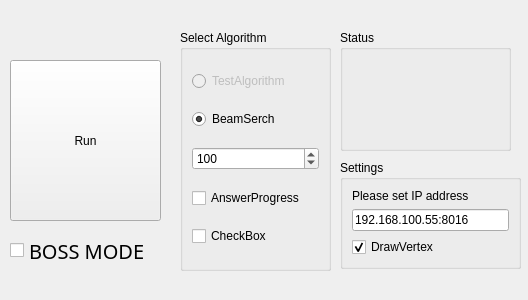
The window that Slave/neoslaver.ui (tnct-spc/procon2017-comp) describes before a commit, drawn with Qt 5.
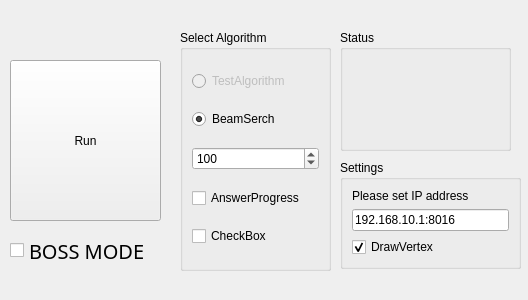
The same window after the commit.

Commit message: [fornow]頑張れ

Diff of the .ui file:
```diff
--- a/Slave/neoslaver.ui
+++ b/Slave/neoslaver.ui
@@ -156,7 +156,7 @@
     <item row="1" column="0">
      <widget class="QLineEdit" name="ip_address">
       <property name="text">
-       <string>192.168.100.55:8016</string>
+       <string>192.168.10.1:8016</string>
       </property>
      </widget>
     </item>
```
